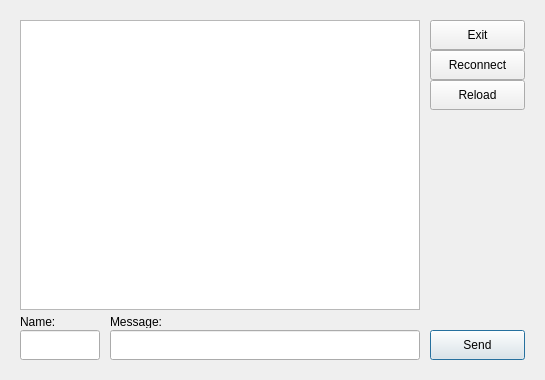
Formak21/OpenLChat, file src/Client/Ui_Files/ui_MainWindow.ui: the form before one commit.
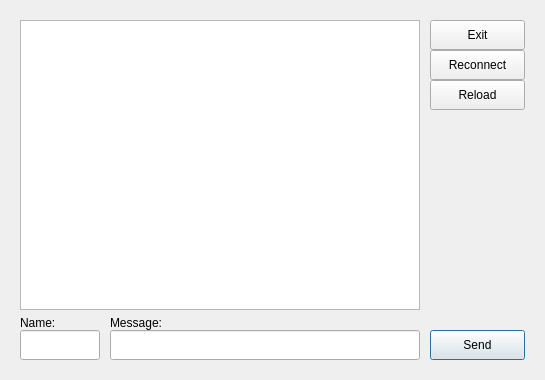
The form after the commit. Icons and pictures are not drawn.

```diff
--- a/src/Client/Ui_Files/ui_MainWindow.ui
+++ b/src/Client/Ui_Files/ui_MainWindow.ui
@@ -100,8 +100,8 @@
      <rect>
       <x>20</x>
       <y>315</y>
-      <width>47</width>
-      <height>13</height>
+      <width>81</width>
+      <height>16</height>
      </rect>
     </property>
     <property name="text">
@@ -113,8 +113,8 @@
      <rect>
       <x>110</x>
       <y>315</y>
-      <width>55</width>
-      <height>13</height>
+      <width>311</width>
+      <height>16</height>
      </rect>
     </property>
     <property name="text">
```
